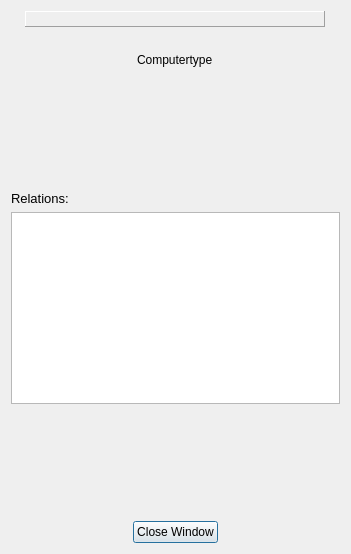
First picture: the form in viewcomputerdialog.ui, repository DORB/Verkur3GUI, before the edit.
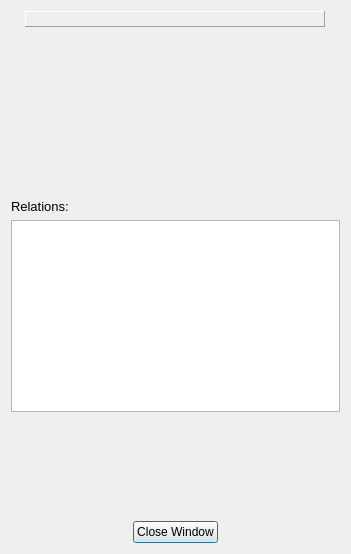
Second picture: the form after the edit.

Diff of the .ui file:
```diff
--- a/viewcomputerdialog.ui
+++ b/viewcomputerdialog.ui
@@ -56,7 +56,7 @@
            <property name="minimumSize">
             <size>
              <width>0</width>
-             <height>0</height>
+             <height>30</height>
             </size>
            </property>
            <property name="maximumSize">
@@ -76,7 +76,7 @@
          <item alignment="Qt::AlignHCenter">
           <widget class="QLabel" name="label_type_computer">
            <property name="text">
-            <string>Computertype</string>
+            <string/>
            </property>
           </widget>
          </item>
```
